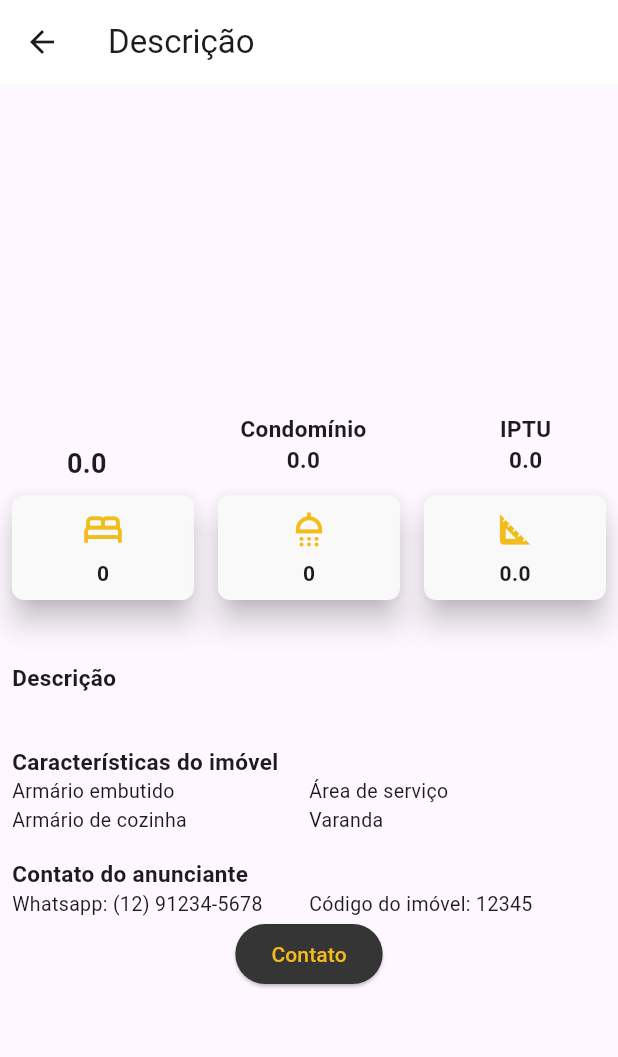
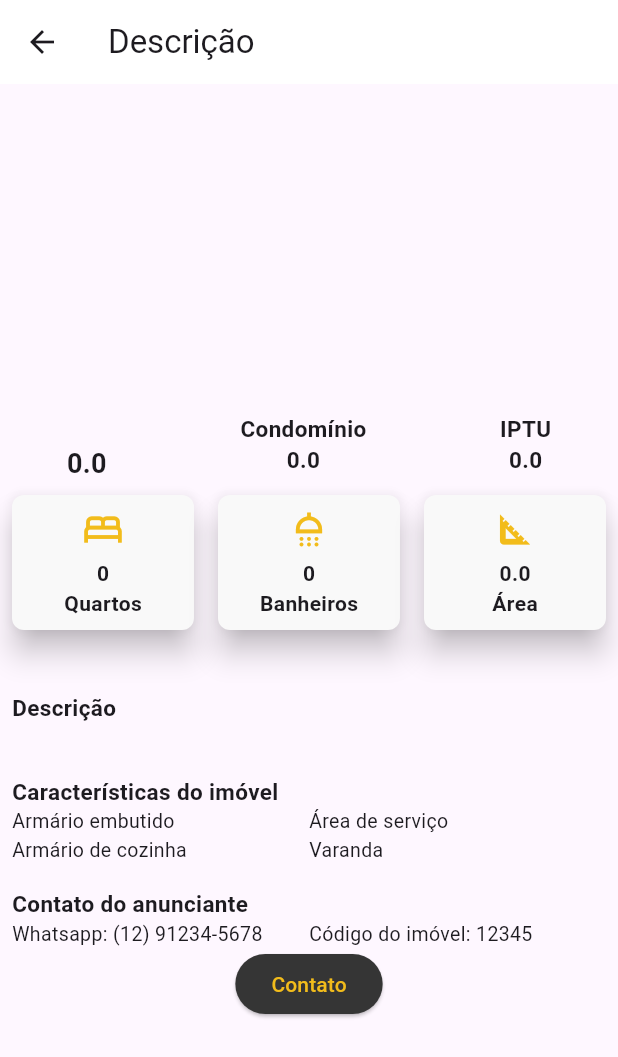
Before and after one commit to Vitorrecoaro/DevMovel-MeAjudaApe-Flutter, a Flutter app: the DescricaoScreen screen opened directly with empty values, on a phone screen of 412 x 824 dp. Shown: the top 1057 px of the screen. Run offline on Flutter 3.47's test engine with Material 2 defaults, Android fonts, the phone set to English and light mode, and no system bars; drawn by our look-alikes of carousel_slider; our stand-ins replace shared_preferences; accounts and stored records are empty; generated files the repository leaves out were written again; network calls fail.

Commit message:
fix: Description page

```diff
--- a/lib/pages/descricao.page.dart
+++ b/lib/pages/descricao.page.dart
@@ -236,6 +236,12 @@ Widget _buildColumnCard({
               fontWeight: FontWeight.bold,
             ),
           ),
+          Text(
+            subtitle,
+            style: const TextStyle(
+              fontWeight: FontWeight.bold,
+            ),
+          )
         ],
       ),
     ),
```
